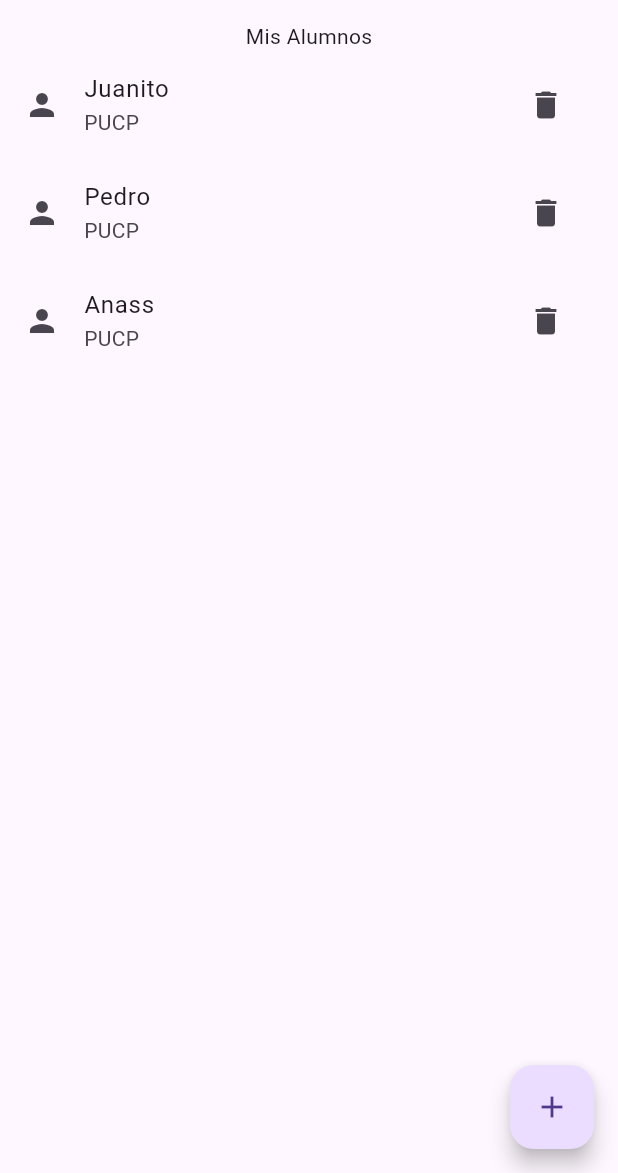
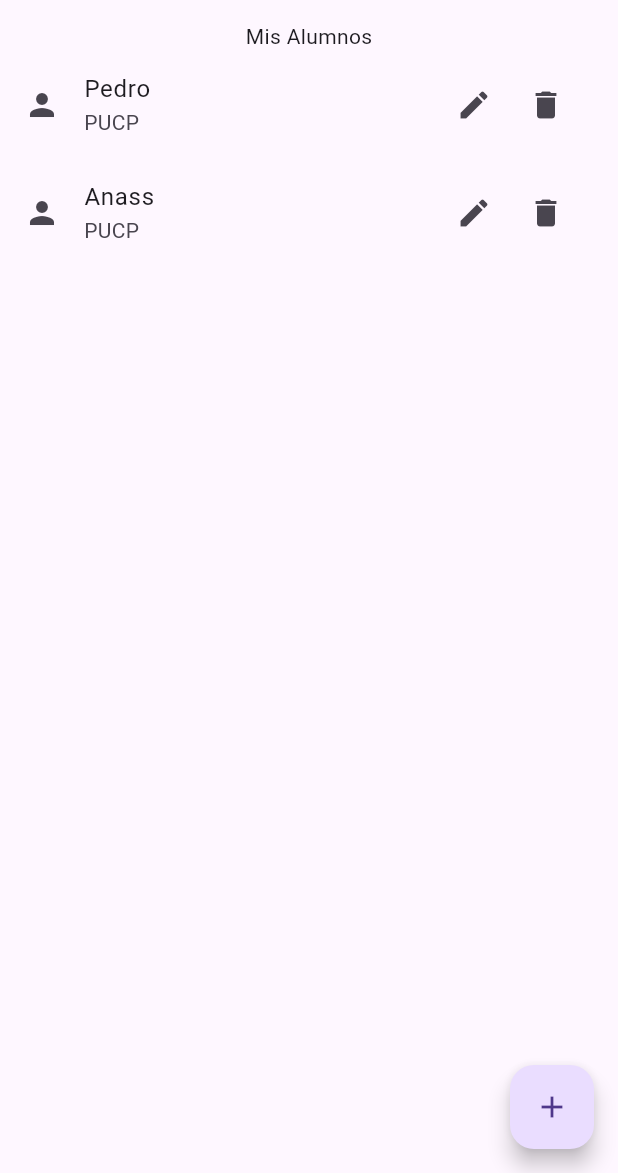
Before and after one commit to Klaux2020/matriculasappg8, a Flutter app: the screen it shows after launch, after a tap on the "delete" icon, on a phone screen of 412 x 824 dp, the part 63-1236 px from its top. Run offline on Flutter 3.47's test engine with Material 3 defaults, Android fonts, the phone set to English and light mode, and no system bars.

Commit message:
button in trailing

```diff
--- a/lib/pages/matricula_page.dart
+++ b/lib/pages/matricula_page.dart
@@ -2,7 +2,7 @@
 import 'package:flutter/material.dart';
 import 'package:matriculasapp/models/carrera_model.dart';
 import 'package:matriculasapp/models/matricula_model.dart';
-import 'package:matriculasapp/widgets/alumno_card.dart';
+import 'package:matriculasapp/widgets/item_card.dart';
 import 'package:matriculasapp/models/alumno_model.dart';
 
 class MatriculaPage extends StatefulWidget {
@@ -29,20 +29,19 @@ class _MatriculaPageState extends State<MatriculaPage> {
     Alumno("Anass", "ana123@gmail.com", "40585245"),
   ];
 
-   generateListTile(){
-    alumnoList.forEach((element) {
-      tileList.add(AlumnoCard(name: element.nombre, institution: "tecsup"));
-    });
-   }
+   // generateListTile(){
+   //  alumnoList.forEach((element) {
+   //   tileList.add(ItemCard(name: element.nombre, institution: "tecsup"));
+   // });
+   //}
 
    @override
    void initState() {
-    generateListTile();
+    // generateListTile();
     // TODO: implement initState
     super.initState();
   }
 
-  @override
   Widget build(BuildContext context) {
     return Scaffold(
       floatingActionButton: FloatingActionButton(
@@ -64,16 +63,26 @@ class _MatriculaPageState extends State<MatriculaPage> {
             Text("Mis Alumnos"),
            // ...tileList,
              ...alumnoList.map(
-                (mandarina) => AlumnoCard(
-                name: mandarina.nombre,
+                (alumnoSeleccionado) => ItemCard(
+                name: alumnoSeleccionado.nombre,
                 institution: "PUCP",
+                funcionDelete: (){
+                  // alumnoList.removeLast();
+                  // alumnoList.removeAt(1);
+                  // alumnoList.removeRange(0, 2);
+                  alumnoList.remove(alumnoSeleccionado);
+                  setState(() {});
+                 },
+                  funcionEdit: (){
+                  print("Editando");
+                  setState(() {});
+                 },
+
                  ),
                  )
                 .toList()
             ],
-
-
-          ),
+      ),
       ),
     );
   }
--- a/lib/widgets/alumno_card.dart
+++ /dev/null
@@ -1,25 +0,0 @@
-//Instanciando como Clase (Impacta en el Proceso pues es muy Ligera)
-import 'package:flutter/material.dart';
-
-class AlumnoCard extends StatelessWidget {
- String name="";
- String institution="";
-
-  AlumnoCard({
-    required this.name ,
-    required this.institution});
-  @override
-  Widget build(BuildContext context) {
-    return ListTile(
-            leading: Icon(Icons.person),
-            title: Text(name),
-            subtitle: Text(institution),
-            trailing:  IconButton(
-               icon: Icon(Icons.delete),
-               onPressed: () {
-                 print("Holas");
-               },
-               )
-          );
-  }
-}
--- /dev/null
+++ b/lib/widgets/item_card.dart
@@ -0,0 +1,38 @@
+//Instanciando como Clase (Impacta en el Proceso pues es muy Ligera)
+import 'package:flutter/material.dart';
+
+class ItemCard extends StatelessWidget {
+ String name="";
+ String institution="";
+ VoidCallback funcionEdit;
+ VoidCallback funcionDelete;
+
+  ItemCard({
+    required this.name ,
+    required this.institution,
+    required this.funcionDelete,
+    required this.funcionEdit,
+    }
+    );
+  @override
+  Widget build(BuildContext context) {
+    return ListTile(
+            leading: Icon(Icons.person),
+            title: Text(name),
+            subtitle: Text(institution),
+            trailing:  Row(
+              mainAxisSize: MainAxisSize.min,
+              children: [
+                 IconButton(
+                   icon: Icon(Icons.edit),
+                   onPressed: funcionEdit,
+                   ),
+                IconButton(
+                   icon: Icon(Icons.delete),
+                   onPressed: funcionDelete,
+                   ),
+              ],
+            )
+          );
+  }
+}
```
